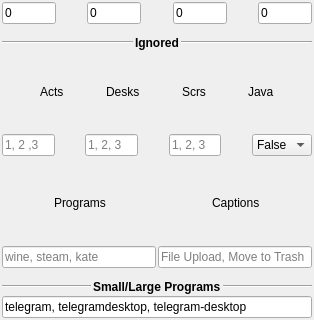
Jazqa/kwin-quarter-tiling, file contents/ui/config.ui: the form before one commit; both pictures show x 0 to 314 and y 183 to 503 of the 314 by 503 pixel window.
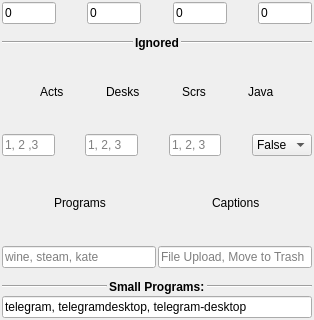
The form after the commit.

Commit message: fixed the center option and modified config ui

Patch:
```diff
--- a/contents/ui/config.ui
+++ b/contents/ui/config.ui
@@ -923,7 +923,7 @@
        <item alignment="Qt::AlignHCenter">
         <widget class="QLabel" name="label">
          <property name="text">
-          <string>&lt;html&gt;&lt;head/&gt;&lt;body&gt;&lt;p&gt;&lt;span style=&quot; font-weight:600;&quot;&gt;Small/Large Programs&lt;/span&gt;&lt;/p&gt;&lt;/body&gt;&lt;/html&gt;</string>
+          <string>&lt;html&gt;&lt;head/&gt;&lt;body&gt;&lt;p&gt;&lt;span style=&quot; font-weight:600;&quot;&gt;Small Programs:&lt;/span&gt;&lt;/p&gt;&lt;/body&gt;&lt;/html&gt;</string>
          </property>
         </widget>
        </item>
```
Left out of the diff: 3 changed lines with no effect on the pictures. The commit also changes 1 other file.
